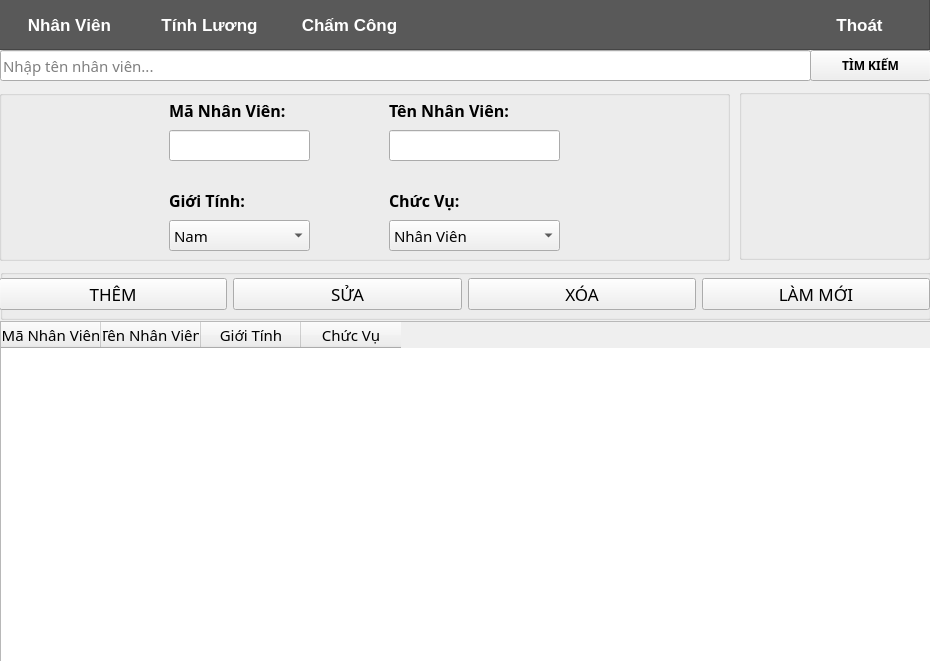
First picture: the form in nhanvien.ui, repository namchuminh/NhanVien_AI, before the edit.
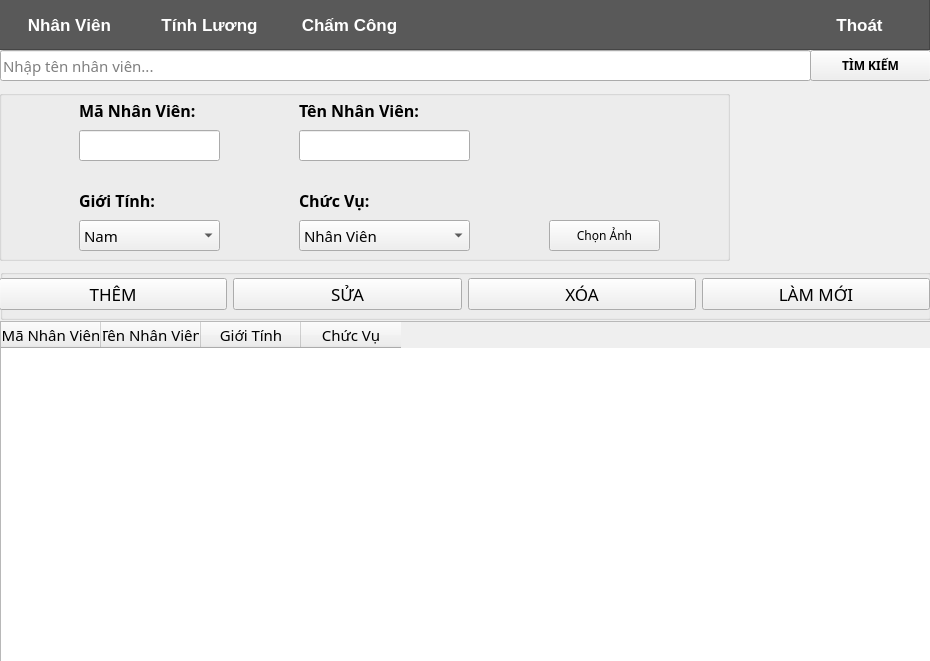
Second picture: the form after the edit.

```diff
--- a/nhanvien.ui
+++ b/nhanvien.ui
@@ -229,7 +229,7 @@
     <widget class="QLabel" name="label">
      <property name="geometry">
       <rect>
-       <x>170</x>
+       <x>80</x>
        <y>0</y>
        <width>121</width>
        <height>41</height>
@@ -252,7 +252,7 @@
     <widget class="QLineEdit" name="txtMaNhanVien">
      <property name="geometry">
       <rect>
-       <x>170</x>
+       <x>80</x>
        <y>40</y>
        <width>141</width>
        <height>31</height>
@@ -267,7 +267,7 @@
     <widget class="QLineEdit" name="txtTenNhanVien">
      <property name="geometry">
       <rect>
-       <x>390</x>
+       <x>300</x>
        <y>40</y>
        <width>171</width>
        <height>31</height>
@@ -282,7 +282,7 @@
     <widget class="QLabel" name="label_2">
      <property name="geometry">
       <rect>
-       <x>390</x>
+       <x>300</x>
        <y>0</y>
        <width>121</width>
        <height>41</height>
@@ -305,7 +305,7 @@
     <widget class="QLabel" name="label_3">
      <property name="geometry">
       <rect>
-       <x>170</x>
+       <x>80</x>
        <y>90</y>
        <width>121</width>
        <height>41</height>
@@ -328,7 +328,7 @@
     <widget class="QLabel" name="label_7">
      <property name="geometry">
       <rect>
-       <x>390</x>
+       <x>300</x>
        <y>90</y>
        <width>121</width>
        <height>41</height>
@@ -351,7 +351,7 @@
     <widget class="QComboBox" name="cbGioiTinh">
      <property name="geometry">
       <rect>
-       <x>170</x>
+       <x>80</x>
        <y>130</y>
        <width>141</width>
        <height>31</height>
@@ -376,7 +376,7 @@
     <widget class="QComboBox" name="cbChucVu">
      <property name="geometry">
       <rect>
-       <x>390</x>
+       <x>300</x>
        <y>130</y>
        <width>171</width>
        <height>31</height>
@@ -398,6 +398,19 @@
       </property>
      </item>
     </widget>
+    <widget class="QPushButton" name="btnChonAnh">
+     <property name="geometry">
+      <rect>
+       <x>550</x>
+       <y>130</y>
+       <width>111</width>
+       <height>31</height>
+      </rect>
+     </property>
+     <property name="text">
+      <string>Chọn Ảnh</string>
+     </property>
+    </widget>
    </widget>
    <widget class="QGroupBox" name="groupBox_2">
     <property name="geometry">
@@ -515,19 +528,6 @@
      <string>TÌM KIẾM</string>
     </property>
    </widget>
-   <widget class="QGroupBox" name="groupBox_3">
-    <property name="geometry">
-     <rect>
-      <x>739</x>
-      <y>89</y>
-      <width>191</width>
-      <height>171</height>
-     </rect>
-    </property>
-    <property name="title">
-     <string/>
-    </property>
-   </widget>
    <widget class="QTableWidget" name="tblNhanVien">
     <property name="enabled">
      <bool>true</bool>
@@ -617,6 +617,22 @@
      </property>
     </column>
    </widget>
+   <widget class="QLabel" name="lblAvatar">
+    <property name="geometry">
+     <rect>
+      <x>740</x>
+      <y>90</y>
+      <width>181</width>
+      <height>171</height>
+     </rect>
+    </property>
+    <property name="text">
+     <string/>
+    </property>
+    <property name="scaledContents">
+     <bool>true</bool>
+    </property>
+   </widget>
   </widget>
  </widget>
  <resources/>
```
Left out of the diff: 6 changed lines with no effect on the pictures.
